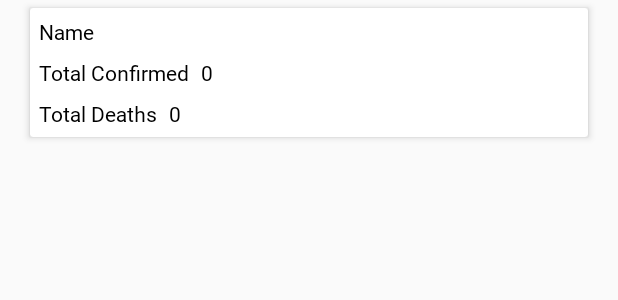
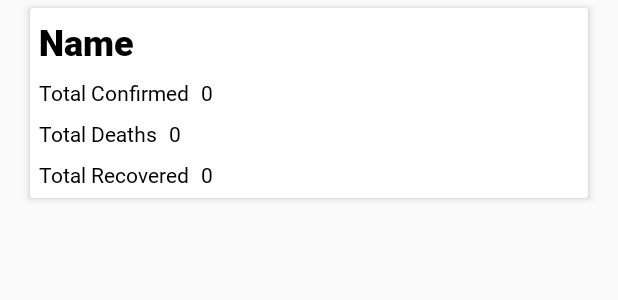
Before and after one commit to Aish05/MVI-Architecture-Demo, an Android app: the layout layout_summary_adapter.xml on its own in the app's theme, with its tools: preview values and no code run, on a phone screen of 412 x 824 dp. Shown: the top 300 px of the screen. Run offline under Robolectric (Android 15) with nearby library versions, the phone set to English and light mode, and no system bars.

Commit message:
Added one more field to adapter refactored in packages

```diff
--- a/app/src/main/java/aish/android/mvisample/repository/SummaryRepository.kt
+++ b/app/src/main/java/aish/android/mvisample/repository/SummaryRepository.kt
@@ -2,7 +2,7 @@ package aish.android.mvisample.repository
 
 import aish.android.mvisample.api.RetrofitBuilder
 import aish.android.mvisample.model.Summary
-import aish.android.mvisample.ui.state.CovidDataViewState
+import aish.android.mvisample.ui.main.state.CovidDataViewState
 import aish.android.mvisample.util.ApiSuccessResponse
 import aish.android.mvisample.util.DataState
 import aish.android.mvisample.util.GenericApiResponse
--- a/app/src/main/java/aish/android/mvisample/ui/main/MainDataAdapter.kt
+++ b/app/src/main/java/aish/android/mvisample/ui/main/MainDataAdapter.kt
@@ -58,6 +58,7 @@ class MainDataAdapter : RecyclerView.Adapter<RecyclerView.ViewHolder>() {
             country_name.text = item.country
             total_confirmed.text = item.totalConfirmed.toString()
             total_death.text = item.totalDeaths.toString()
+            total_recovered.text = item.totalRecovered.toString()
         }
     }
 
--- a/app/src/main/java/aish/android/mvisample/ui/main/MainDataFragment.kt
+++ b/app/src/main/java/aish/android/mvisample/ui/main/MainDataFragment.kt
@@ -1,10 +1,8 @@
 package aish.android.mvisample.ui.main
 
 import aish.android.mvisample.R
-import aish.android.mvisample.model.CountriesItem
 import aish.android.mvisample.ui.DataStateListener
-import aish.android.mvisample.ui.state.CovidStateEvent
-import aish.android.mvisample.util.DataState
+import aish.android.mvisample.ui.main.state.CovidStateEvent
 import aish.android.mvisample.viewmodel.MainDataViewModel
 import android.content.Context
 import android.os.Bundle
@@ -13,8 +11,6 @@ import android.view.*
 import androidx.fragment.app.Fragment
 import androidx.lifecycle.Observer
 import androidx.lifecycle.ViewModelProvider
-import androidx.recyclerview.widget.AsyncListDiffer
-import androidx.recyclerview.widget.DiffUtil
 import androidx.recyclerview.widget.LinearLayoutManager
 import kotlinx.android.synthetic.main.fragment_maindata.*
 import java.lang.ClassCastException
--- a/app/src/main/java/aish/android/mvisample/ui/state/CovidDataViewState.kt
+++ b/app/src/main/java/aish/android/mvisample/ui/main/state/CovidDataViewState.kt
@@ -1,4 +1,4 @@
-package aish.android.mvisample.ui.state
+package aish.android.mvisample.ui.main.state
 
 import aish.android.mvisample.model.Summary
 
--- a/app/src/main/java/aish/android/mvisample/ui/state/CovidStateEvent.kt
+++ b/app/src/main/java/aish/android/mvisample/ui/main/state/CovidStateEvent.kt
@@ -1,4 +1,4 @@
-package aish.android.mvisample.ui.state
+package aish.android.mvisample.ui.main.state
 
 sealed class CovidStateEvent  {
 
--- a/app/src/main/java/aish/android/mvisample/viewmodel/MainDataViewModel.kt
+++ b/app/src/main/java/aish/android/mvisample/viewmodel/MainDataViewModel.kt
@@ -1,9 +1,9 @@
 package aish.android.mvisample.viewmodel
 
-import aish.android.mvisample.ui.state.CovidDataViewState
+import aish.android.mvisample.ui.main.state.CovidDataViewState
 import aish.android.mvisample.model.Summary
 import aish.android.mvisample.repository.SummaryRepository
-import aish.android.mvisample.ui.state.CovidStateEvent
+import aish.android.mvisample.ui.main.state.CovidStateEvent
 import aish.android.mvisample.util.AbsentLiveData
 import aish.android.mvisample.util.DataState
 import androidx.lifecycle.LiveData
--- a/app/src/main/res/layout/layout_summary_adapter.xml
+++ b/app/src/main/res/layout/layout_summary_adapter.xml
@@ -20,7 +20,7 @@
 
         <TextView
             android:id="@+id/country_name"
-            style="@style/normal_text"
+            style="@style/header_text"
             tools:text= "Name"
             android:layout_width="wrap_content"
             android:layout_height="wrap_content"
@@ -85,6 +85,34 @@
             app:layout_constraintStart_toEndOf="@id/total_death_text"
             app:layout_constraintTop_toBottomOf="@id/total_confirmed" />
 
+        <TextView
+            android:id="@+id/total_recovered_text"
+            style="@style/normal_text"
+            android:layout_width="wrap_content"
+            android:layout_height="wrap_content"
+            android:layout_marginTop="8dp"
+            tools:text= "Total Recovered"
+            android:text="Total Recovered"
+            app:layout_constraintEnd_toEndOf="parent"
+            app:layout_constraintHorizontal_bias="0.0"
+            app:layout_constraintStart_toStartOf="parent"
+            app:layout_constraintTop_toBottomOf="@id/total_death_text" />
+
+        <TextView
+            android:id="@+id/total_recovered"
+            style="@style/normal_text"
+            tools:text= "0"
+            android:layout_width="wrap_content"
+            android:layout_height="wrap_content"
+            android:layout_marginStart="8dp"
+            android:layout_marginLeft="8dp"
+            android:layout_marginTop="8dp"
+            app:layout_constraintEnd_toEndOf="parent"
+            app:layout_constraintHorizontal_bias="0.0"
+            app:layout_constraintStart_toEndOf="@id/total_recovered_text"
+            app:layout_constraintTop_toBottomOf="@id/total_death" />
+
+
     </androidx.constraintlayout.widget.ConstraintLayout>
 
 </androidx.cardview.widget.CardView>
```
